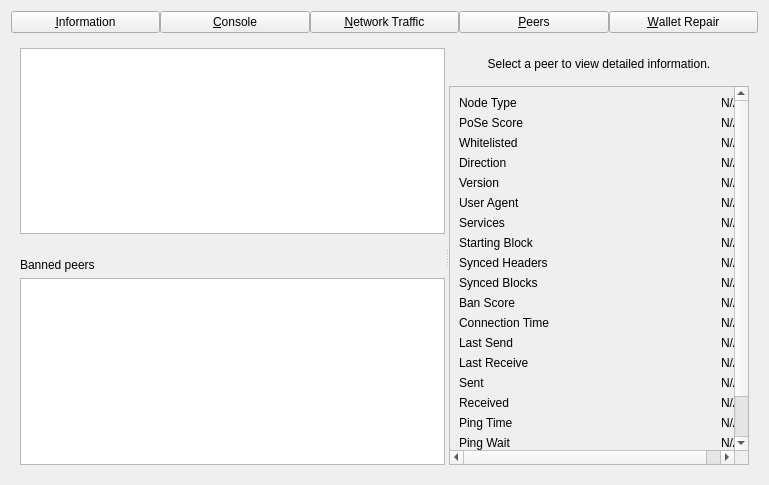
Before: the Qt Designer form src/qt/forms/debugwindow.ui in christiancfifi/dash, drawn with Qt 5.
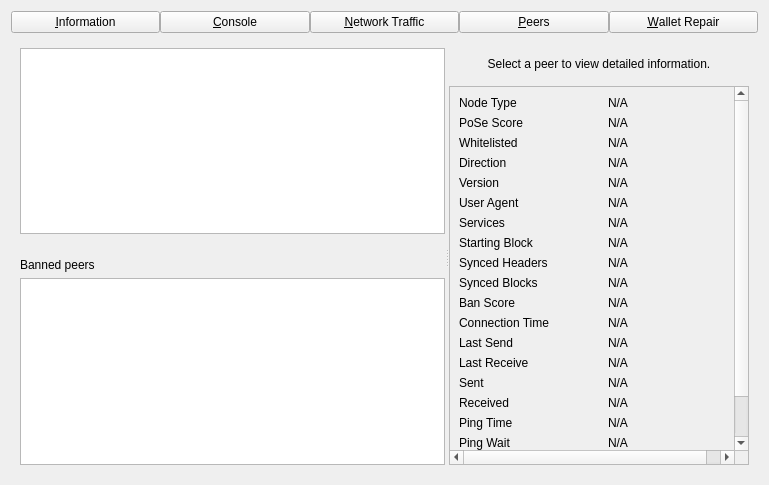
After: the same form once the commit is applied. The open tabs and pages were chosen to show the change. Custom widgets are drawn as their Qt base class.

Commit message: Fix #15136: Text clipping

Patch:
```diff
--- a/src/qt/forms/debugwindow.ui
+++ b/src/qt/forms/debugwindow.ui
@@ -916,7 +916,7 @@
                 <height>0</height>
                </size>
               </property>
-              <layout class="QGridLayout" name="gridLayout_2" columnstretch="0,1">
+              <layout class="QGridLayout" name="gridLayout_2" columnminimumwidth="0,10,0">
                <item row="0" column="0">
            <widget class="QLabel" name="label_50">
             <property name="text">
```
